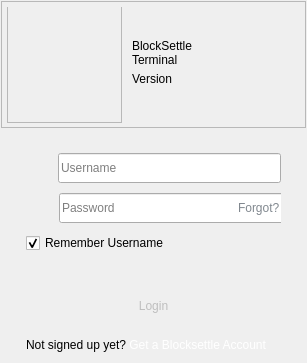
The window that BlockSettleUILib/LoginWindow.ui (BlockSettle/terminal) describes before a commit, drawn with Qt 5.
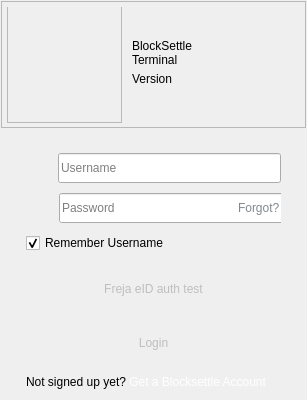
The same window after the commit. Icons and pictures are not drawn.

Commit message: Added support for wallet encryption with Freja

```diff
--- a/BlockSettleUILib/LoginWindow.ui
+++ b/BlockSettleUILib/LoginWindow.ui
@@ -699,6 +699,22 @@
          <property name="bottomMargin">
           <number>0</number>
          </property>
+         <item>
+          <widget class="QPushButton" name="pushButtonFreja">
+           <property name="enabled">
+            <bool>false</bool>
+           </property>
+           <property name="text">
+            <string>Freja eID auth test</string>
+           </property>
+           <property name="autoDefault">
+            <bool>false</bool>
+           </property>
+           <property name="flat">
+            <bool>true</bool>
+           </property>
+          </widget>
+         </item>
          <item>
           <widget class="QPushButton" name="pushButtonLogin">
            <property name="enabled">
```
The commit also changes 31 other files.
